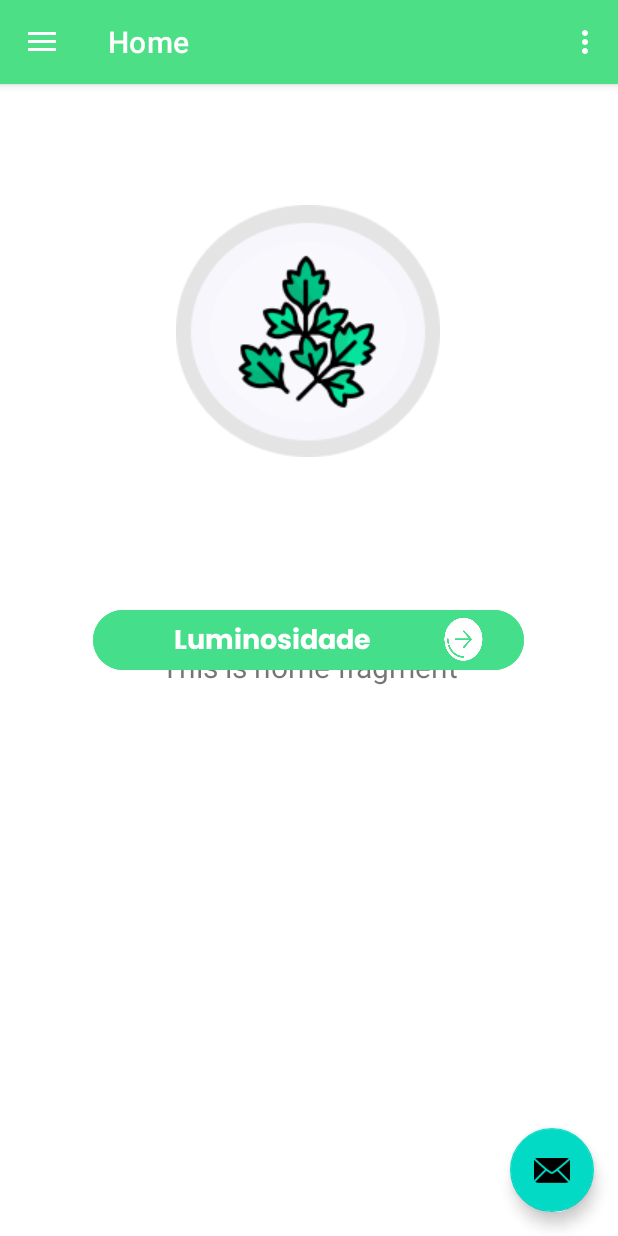
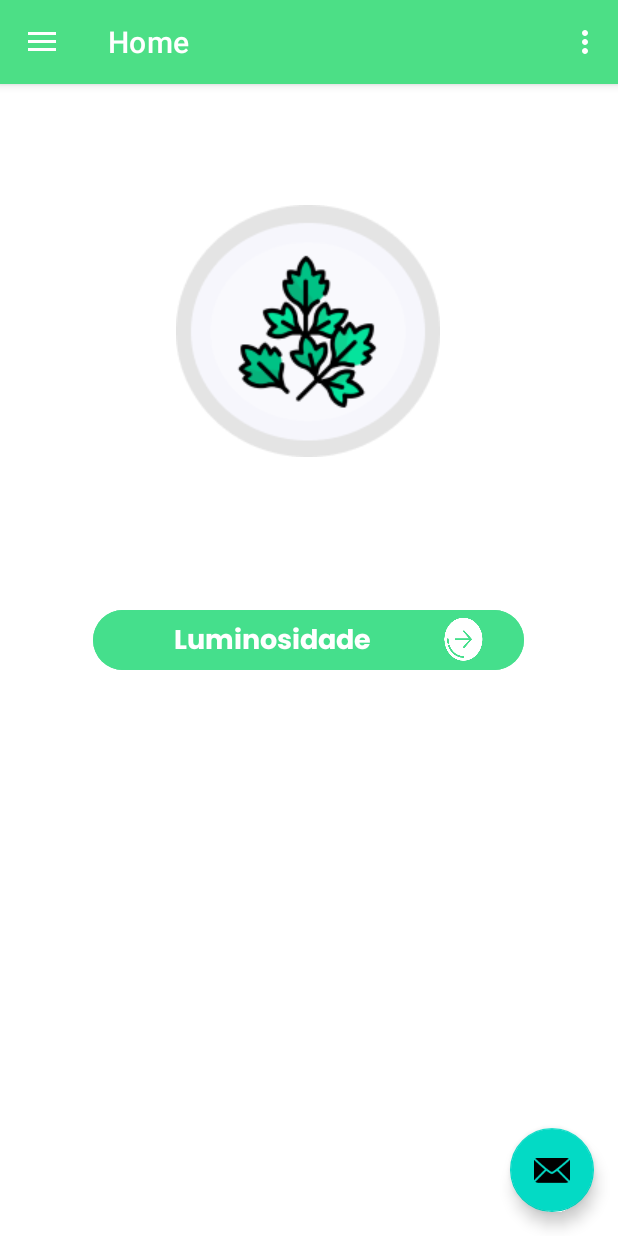
Before and after one commit to ConceicaoNeves/Monitore, an Android app: the HomeActivity screen opened directly, with no data from a screen before it, on a phone screen of 412 x 824 dp. Run offline under Robolectric (Android 15) with nearby library versions, the phone set to English and light mode, and no system bars; our stand-ins replace navigation-ui.

Commit message:
Tela Home update

```diff
--- a/app/src/main/java/com/cultive/monitore/HomeActivity.java
+++ b/app/src/main/java/com/cultive/monitore/HomeActivity.java
@@ -1,8 +1,10 @@
 package com.cultive.monitore;
 
+import android.content.Intent;
 import android.os.Bundle;
 import android.view.View;
 import android.view.Menu;
+import android.widget.Button;
 
 import com.google.android.material.snackbar.Snackbar;
 import com.google.android.material.navigation.NavigationView;
@@ -20,6 +22,7 @@ public class HomeActivity extends AppCompatActivity {
 
     private AppBarConfiguration mAppBarConfiguration;
     private ActivityHomeBinding binding;
+    Button btn_home;
 
     @Override
     protected void onCreate(Bundle savedInstanceState) {
@@ -47,6 +50,17 @@ public class HomeActivity extends AppCompatActivity {
         NavController navController = Navigation.findNavController(this, R.id.nav_host_fragment_content_home);
         NavigationUI.setupActionBarWithNavController(this, navController, mAppBarConfiguration);
         NavigationUI.setupWithNavController(navigationView, navController);
+
+        btn_home = findViewById(R.id.btn_home);
+
+        btn_home.setOnClickListener(new View.OnClickListener() {
+            @Override
+            public void onClick(View v) {
+                Intent i = new Intent(HomeActivity.this,
+                        luminosidade.class);
+                startActivity(i);
+            }
+        });
     }
 
     @Override
--- a/app/src/main/java/com/cultive/monitore/ui/gallery/GalleryViewModel.java
+++ b/app/src/main/java/com/cultive/monitore/ui/gallery/GalleryViewModel.java
@@ -10,7 +10,7 @@ public class GalleryViewModel extends ViewModel {
 
     public GalleryViewModel() {
         mText = new MutableLiveData<>();
-        mText.setValue("This is gallery fragment");
+        //mText.setValue("This is gallery fragment");
     }
 
     public LiveData<String> getText() {
--- a/app/src/main/java/com/cultive/monitore/ui/home/HomeViewModel.java
+++ b/app/src/main/java/com/cultive/monitore/ui/home/HomeViewModel.java
@@ -10,7 +10,7 @@ public class HomeViewModel extends ViewModel {
 
     public HomeViewModel() {
         mText = new MutableLiveData<>();
-        mText.setValue("This is home fragment");
+        //mText.setValue("This is home fragment");
     }
 
     public LiveData<String> getText() {
--- a/app/src/main/java/com/cultive/monitore/ui/slideshow/SlideshowViewModel.java
+++ b/app/src/main/java/com/cultive/monitore/ui/slideshow/SlideshowViewModel.java
@@ -10,7 +10,7 @@ public class SlideshowViewModel extends ViewModel {
 
     public SlideshowViewModel() {
         mText = new MutableLiveData<>();
-        mText.setValue("This is slideshow fragment");
+        //mText.setValue("This is slideshow fragment");
     }
 
     public LiveData<String> getText() {
```
